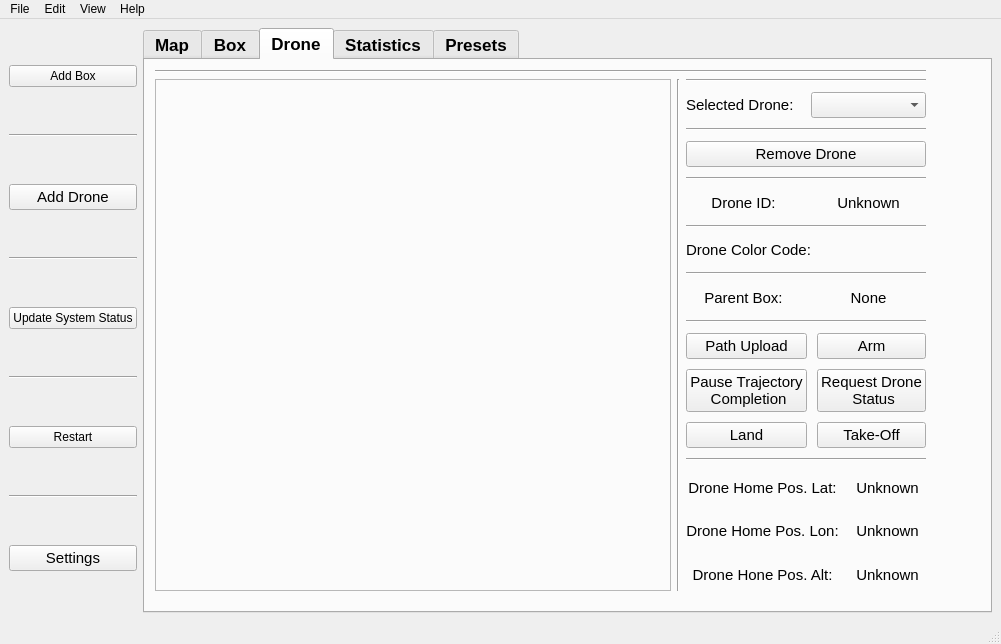
Before: the Qt Designer form ros2_ws/src/hmi/ui/mainwindow.ui in Samwise101/EiRT-AscenD-Robotics, drawn with Qt 5.
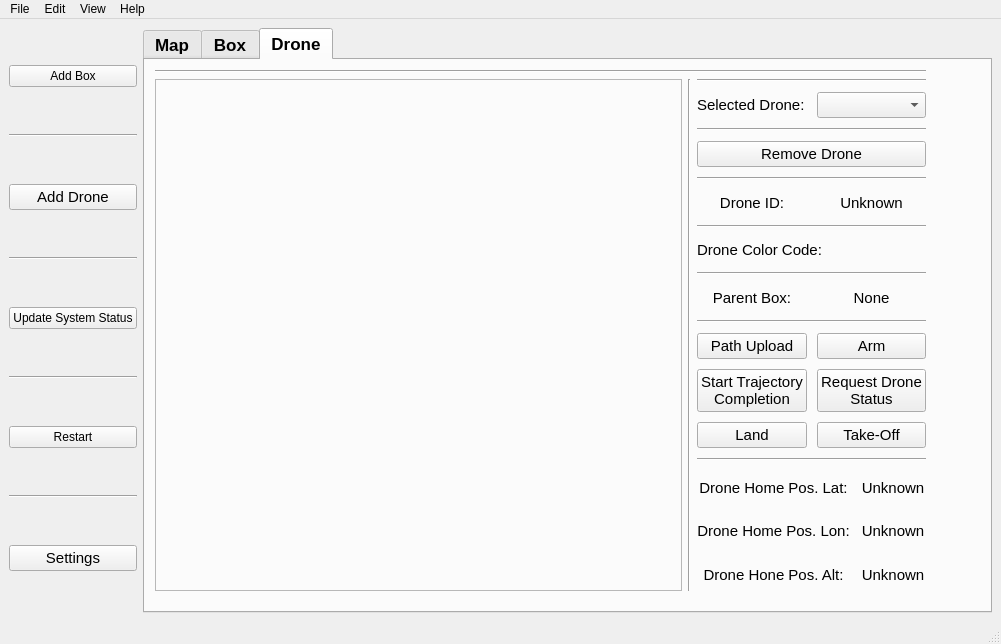
After: the same form once the commit is applied. The open tabs and pages were chosen to show the change. Icons and pictures are not drawn.

The edit to the form file:
```diff
--- a/ros2_ws/src/hmi/ui/mainwindow.ui
+++ b/ros2_ws/src/hmi/ui/mainwindow.ui
@@ -1176,8 +1176,8 @@
                       </font>
                      </property>
                      <property name="text">
-                      <string>Pause Trajectory
- Completion</string>
+                      <string>Start Trajectory
+Completion</string>
                      </property>
                      <property name="icon">
                       <iconset resource="../resources/resources.qrc">
@@ -1217,7 +1217,7 @@
                      </property>
                      <property name="text">
                       <string>Request Drone
- Status</string>
+Status</string>
                      </property>
                      <property name="icon">
                       <iconset resource="../resources/resources.qrc">
@@ -1365,24 +1365,6 @@
             </layout>
            </widget>
           </widget>
-          <widget class="QWidget" name="stat_tab">
-           <attribute name="icon">
-            <iconset resource="../resources/resources.qrc">
-             <normaloff>:/images/icons/chart.png</normaloff>:/images/icons/chart.png</iconset>
-           </attribute>
-           <attribute name="title">
-            <string>Statistics</string>
-           </attribute>
-          </widget>
-          <widget class="QWidget" name="preset_tab">
-           <attribute name="icon">
-            <iconset resource="../resources/resources.qrc">
-             <normaloff>:/images/icons/folder.png</normaloff>:/images/icons/folder.png</iconset>
-           </attribute>
-           <attribute name="title">
-            <string>Presets</string>
-           </attribute>
-          </widget>
          </widget>
         </item>
        </layout>
```
Left out of the diff: 56 changed lines with no effect on the pictures.
